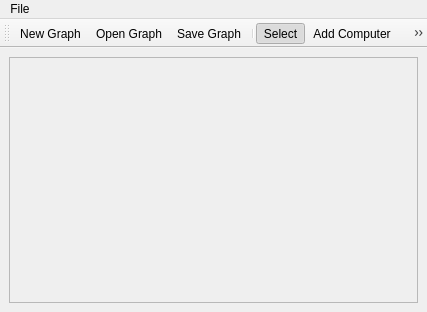
DanielZorin/DataCenters, file DCGUI/Windows/ResourcesGraphEditor.ui: the form before one commit.
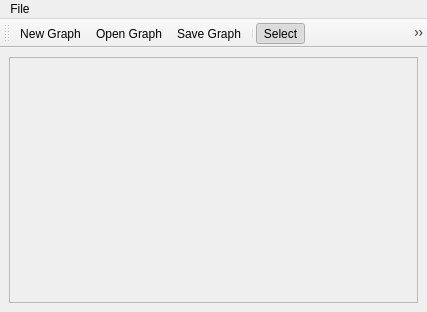
The form after the commit. Icons and pictures are not drawn.

The edit to the form file:
```diff
--- a/DCGUI/Windows/ResourcesGraphEditor.ui
+++ b/DCGUI/Windows/ResourcesGraphEditor.ui
@@ -125,7 +125,7 @@
      <normaloff>:/pics/pics/computer.png</normaloff>:/pics/pics/computer.png</iconset>
    </property>
    <property name="text">
-    <string>Add Computer</string>
+    <string>Add Computational Node</string>
    </property>
    <property name="toolTip">
     <string>Add Computer</string>
@@ -143,7 +143,10 @@
      <normaloff>:/pics/pics/edge.png</normaloff>:/pics/pics/edge.png</iconset>
    </property>
    <property name="text">
-    <string>Add Edge</string>
+    <string>Add Channel</string>
+   </property>
+   <property name="toolTip">
+    <string>Add Channel</string>
    </property>
    <property name="shortcut">
     <string>Alt+3</string>
@@ -210,7 +213,7 @@
      <normaloff>:/pics/pics/storage.png</normaloff>:/pics/pics/storage.png</iconset>
    </property>
    <property name="text">
-    <string>Add Storage</string>
+    <string>Add Data Store</string>
    </property>
    <property name="toolTip">
     <string>Add Storage</string>
@@ -228,7 +231,7 @@
      <normaloff>:/pics/pics/router.png</normaloff>:/pics/pics/router.png</iconset>
    </property>
    <property name="text">
-    <string>Add Router</string>
+    <string>Add Commutation Element</string>
    </property>
    <property name="toolTip">
     <string>Add Router</string>
```
Left out of the diff: 6 changed lines with no effect on the pictures.
